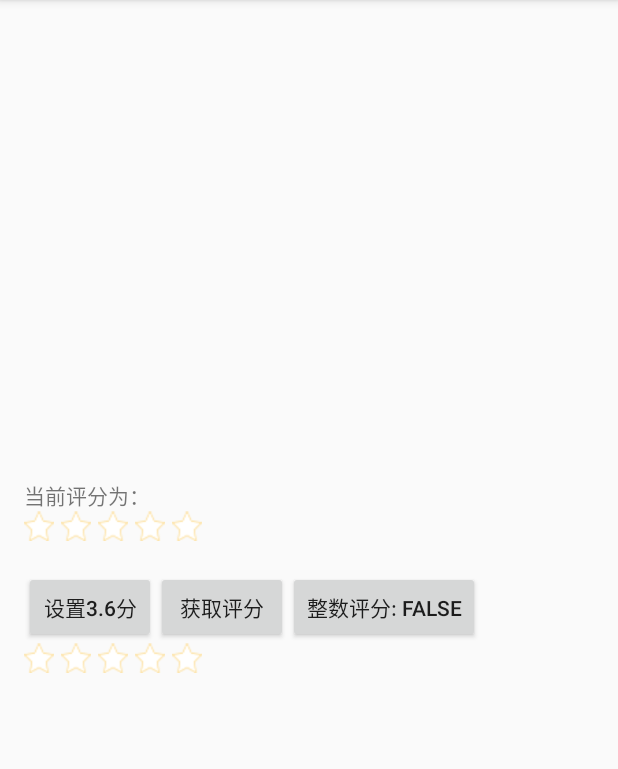
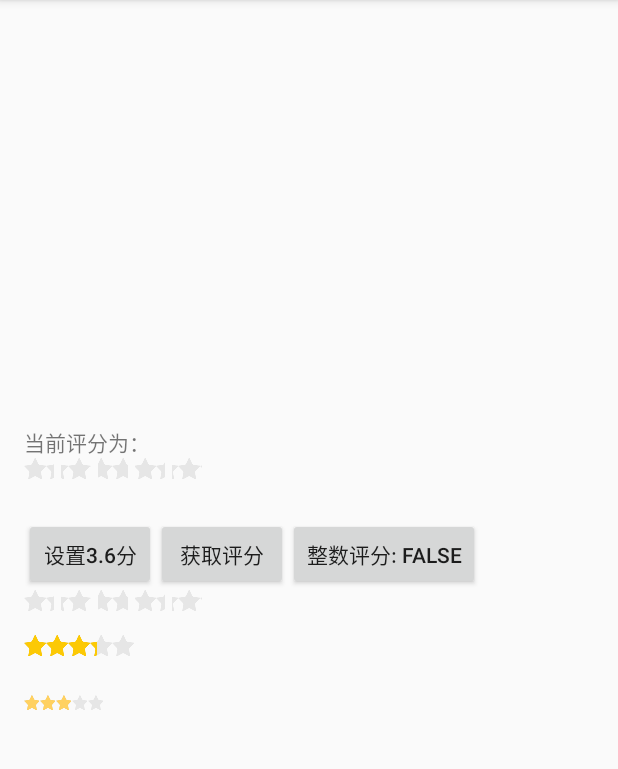
Before and after one commit to QQzs/StarBar, an Android app: the screen it shows after launch (MainActivity), on a phone screen of 412 x 824 dp, the part 84-853 px from its top. Run offline under Robolectric (Android 15) with nearby library versions, the phone set to English and light mode, and no system bars.

Commit message:
ratingbar

```diff
--- a/app/src/main/java/com/dming/starbar/MainActivity.java
+++ b/app/src/main/java/com/dming/starbar/MainActivity.java
@@ -4,10 +4,13 @@ import android.os.Bundle;
 import android.support.v7.app.AppCompatActivity;
 import android.view.View;
 import android.widget.Button;
+import android.widget.RatingBar;
 import android.widget.TextView;
+import android.widget.Toast;
 
 public class MainActivity extends AppCompatActivity {
     private boolean isInteger = false;
+    private RatingBar ratingbar;
     @Override
     protected void onCreate(Bundle savedInstanceState) {
         super.onCreate(savedInstanceState);
@@ -41,5 +44,14 @@ public class MainActivity extends AppCompatActivity {
                 button.setText("整数评分: "+isInteger);
             }
         });
+
+        ratingbar = (RatingBar) findViewById(R.id.ratingbar_view);
+        ratingbar.setOnRatingBarChangeListener(new RatingBar.OnRatingBarChangeListener() {
+            @Override
+            public void onRatingChanged(RatingBar ratingBar, float rating, boolean fromUser) {
+                Toast.makeText(MainActivity.this, "rating:" + String.valueOf(rating),
+                        Toast.LENGTH_LONG).show();
+            }
+        });
     }
 }
--- /dev/null
+++ b/app/src/main/res/drawable/rating_bar_list.xml
@@ -0,0 +1,9 @@
+<?xml version="1.0" encoding="utf-8"?>
+<layer-list xmlns:android="http://schemas.android.com/apk/res/android">
+    <item android:id="@android:id/background"
+        android:drawable="@drawable/star_empty" />
+    <item android:id="@android:id/secondaryProgress"
+        android:drawable="@drawable/star_empty" />
+    <item android:id="@android:id/progress"
+        android:drawable="@drawable/star_full" />
+</layer-list>
--- /dev/null
+++ b/app/src/main/res/drawable/rating_bar_list2.xml
@@ -0,0 +1,9 @@
+<?xml version="1.0" encoding="utf-8"?>
+<layer-list xmlns:android="http://schemas.android.com/apk/res/android">
+    <item android:id="@android:id/background"
+        android:drawable="@drawable/star_nor" />
+    <item android:id="@android:id/secondaryProgress"
+        android:drawable="@drawable/star_nor" />
+    <item android:id="@android:id/progress"
+        android:drawable="@drawable/star_sel" />
+</layer-list>
--- a/app/src/main/res/layout/activity_main.xml
+++ b/app/src/main/res/layout/activity_main.xml
@@ -72,4 +72,28 @@
         ratingbar:starCount="5"
         ratingbar:starSize="20dp"/>
 
+    <RatingBar
+        android:id="@+id/ratingbar_view"
+        android:layout_width="wrap_content"
+        android:layout_height="wrap_content"
+        android:layout_below="@+id/starBar2"
+        android:layout_marginTop="10dp"
+        style="@style/foodRatingBar"
+        android:numStars="5"
+        android:rating="3.3"
+        android:stepSize="0.1"
+        />
+
+    <RatingBar
+        android:id="@+id/ratingbar_view2"
+        android:layout_width="wrap_content"
+        android:layout_height="wrap_content"
+        android:layout_below="@+id/ratingbar_view"
+        android:layout_marginTop="10dp"
+        style="@style/foodRatingBar2"
+        android:numStars="5"
+        android:rating="3.3"
+        android:stepSize="1"
+        />
+
 </RelativeLayout>
--- a/app/src/main/res/values/styles.xml
+++ b/app/src/main/res/values/styles.xml
@@ -8,4 +8,16 @@
         <item name="colorAccent">@color/colorAccent</item>
     </style>
 
+    <style name="foodRatingBar" parent="@android:style/Widget.RatingBar">
+        <item name="android:progressDrawable">@drawable/rating_bar_list</item>
+        <item name="android:minHeight">30dip</item>
+        <item name="android:maxHeight">30dip</item>
+    </style>
+
+    <style name="foodRatingBar2" parent="@android:style/Widget.RatingBar">
+        <item name="android:progressDrawable">@drawable/rating_bar_list2</item>
+        <item name="android:minHeight">20dip</item>
+        <item name="android:maxHeight">20dip</item>
+    </style>
+
 </resources>
```
Also changed, not shown: app/src/main/res/drawable-xxhdpi/star_empty.png (added), app/src/main/res/drawable-xxhdpi/star_full.png (added), app/src/main/res/drawable-xxhdpi/star_nor.png (added), app/src/main/res/drawable-xxhdpi/star_sel.png (added), app/src/main/res/mipmap-xxhdpi/star_nor.png (added), app/src/main/res/mipmap-xxhdpi/star_sel.png (added).
